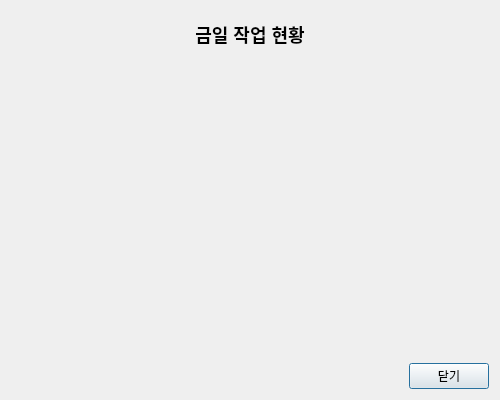
The window that ui/worker_progress.ui (Glen-Lee-glitch/new_viewer) describes before a commit, drawn with Qt 5.
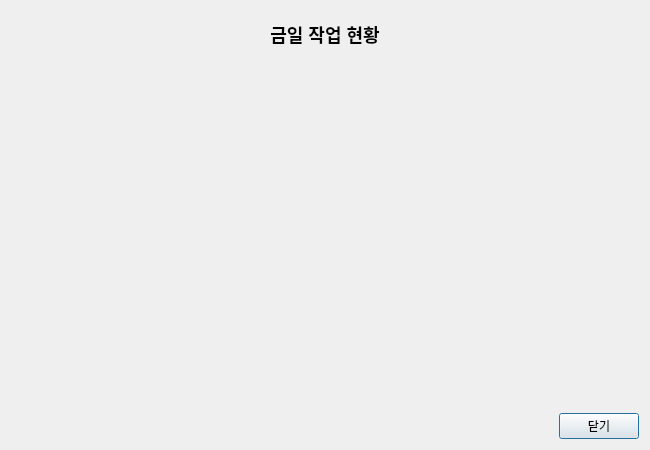
The same window after the commit.

Commit message:
fix: 작업자 현황판 UI 레이아웃 개선
- 다이얼로그 크기 확대 (500x400 → 650x450)
- 차트 컨테이너 최소 크기 설정 (600x300)
- 범례 위젯 너비 확대 (60px → 80px)
- 범례 텍스트 잘림 문제 해결

Diff of the .ui file:
```diff
--- a/ui/worker_progress.ui
+++ b/ui/worker_progress.ui
@@ -6,8 +6,8 @@
    <rect>
     <x>0</x>
     <y>0</y>
-    <width>500</width>
-    <height>400</height>
+    <width>650</width>
+    <height>450</height>
    </rect>
   </property>
   <property name="windowTitle">
@@ -31,10 +31,16 @@
     <widget class="QWidget" name="chart_container" native="true">
      <property name="sizePolicy">
       <sizepolicy hsizetype="Expanding" vsizetype="Expanding">
-       <horstretch>0</horstretch>
-       <verstretch>0</verstretch>
+       <horstretch>1</horstretch>
+       <verstretch>1</verstretch>
       </sizepolicy>
      </property>
+     <property name="minimumSize">
+      <size>
+       <width>600</width>
+       <height>300</height>
+      </size>
+     </property>
     </widget>
    </item>
    <item>
```
The commit also changes 1 other file.
